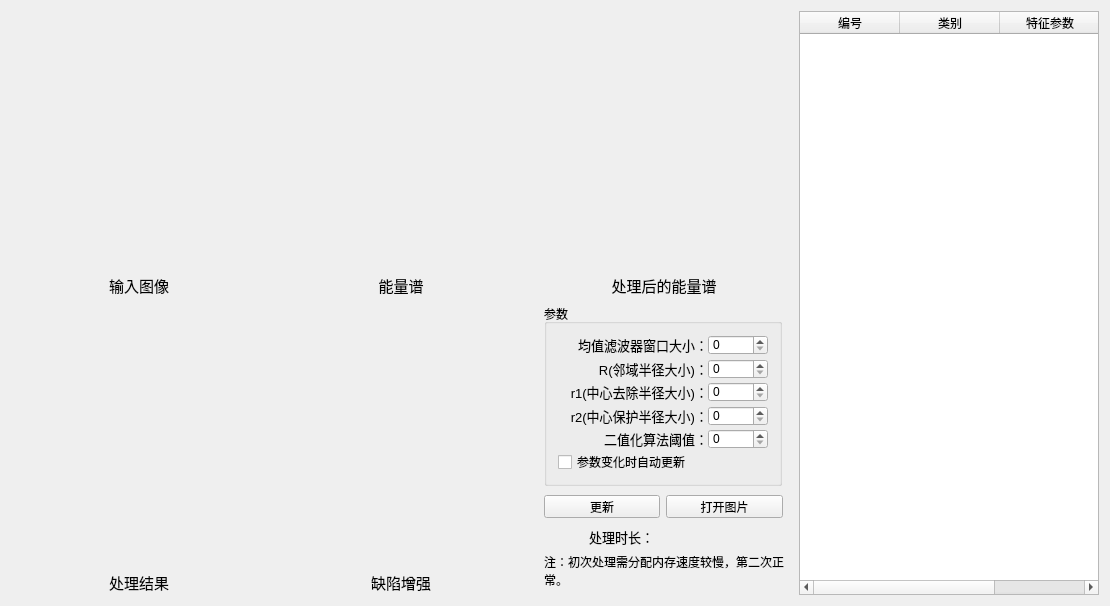
Qt form mainwindow.ui (WangHongshuo/TFT-LCD_defects_detecter-Qt-opencv) before a commit.
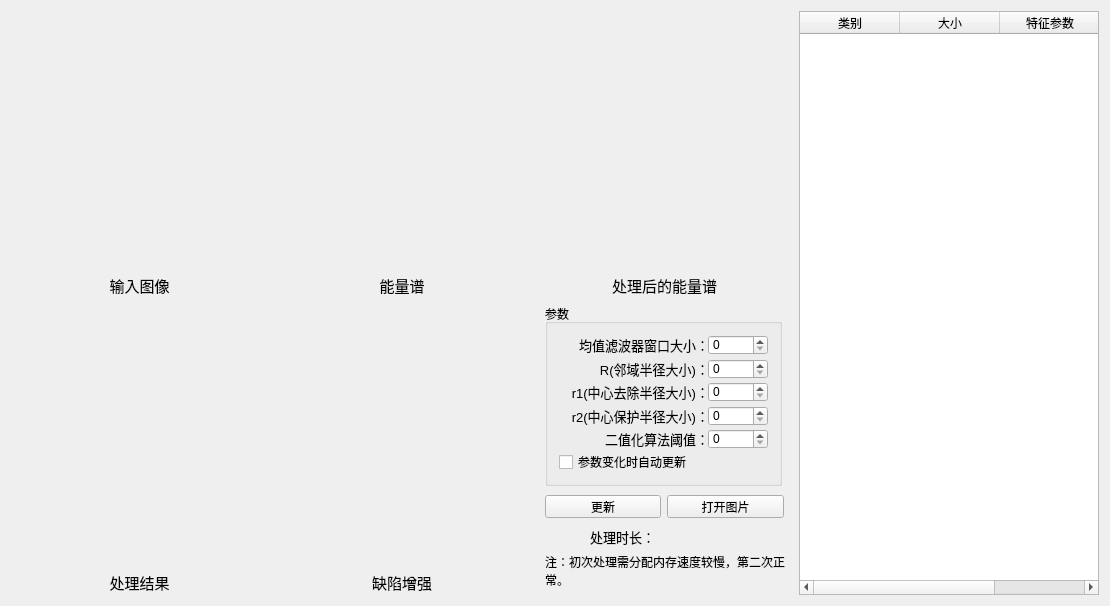
The same form after that commit. Custom widgets are drawn as their Qt base class.

Commit message: 支持标记缺陷位置

Patch:
```diff
--- a/mainwindow.ui
+++ b/mainwindow.ui
@@ -47,7 +47,7 @@
      <height>0</height>
     </size>
    </property>
-   <layout class="QGridLayout" name="gridLayout" rowstretch="1,0" columnstretch="1,0,0,0">
+   <layout class="QGridLayout" name="gridLayout" rowstretch="1,1" columnstretch="1,1,1,1">
     <item row="1" column="2">
      <layout class="QVBoxLayout" name="verticalLayout_6" stretch="0">
       <item>
@@ -848,16 +848,40 @@
         <height>584</height>
        </size>
       </property>
-      <column>
-       <property name="text">
-        <string>编号</string>
-       </property>
-      </column>
+      <property name="sizeAdjustPolicy">
+       <enum>QAbstractScrollArea::AdjustToContents</enum>
+      </property>
+      <property name="editTriggers">
+       <set>QAbstractItemView::NoEditTriggers</set>
+      </property>
+      <property name="alternatingRowColors">
+       <bool>false</bool>
+      </property>
+      <property name="selectionMode">
+       <enum>QAbstractItemView::SingleSelection</enum>
+      </property>
+      <property name="selectionBehavior">
+       <enum>QAbstractItemView::SelectRows</enum>
+      </property>
+      <property name="wordWrap">
+       <bool>true</bool>
+      </property>
+      <attribute name="horizontalHeaderCascadingSectionResizes">
+       <bool>false</bool>
+      </attribute>
+      <attribute name="horizontalHeaderStretchLastSection">
+       <bool>true</bool>
+      </attribute>
       <column>
        <property name="text">
         <string>类别</string>
        </property>
       </column>
+      <column>
+       <property name="text">
+        <string>大小</string>
+       </property>
+      </column>
       <column>
        <property name="text">
         <string>特征参数</string>
```
Left out of the diff: 2 changed lines with no effect on the pictures. The commit also changes 2 other files.
